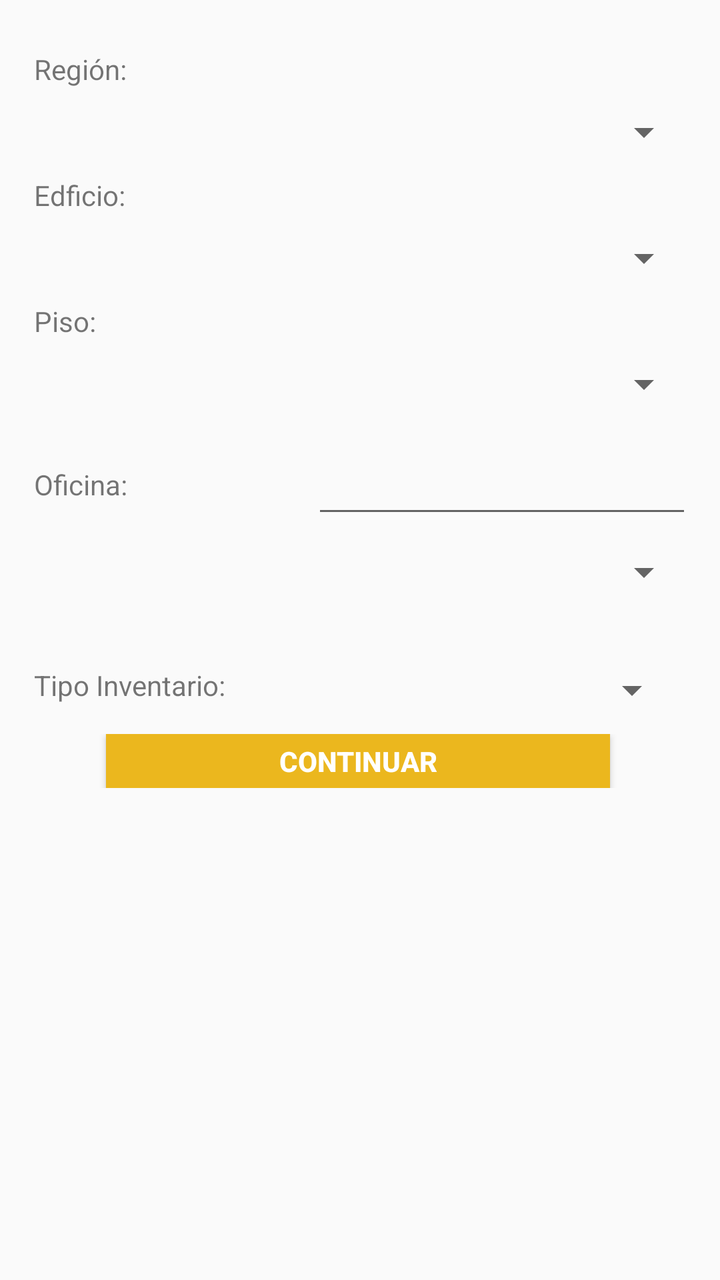
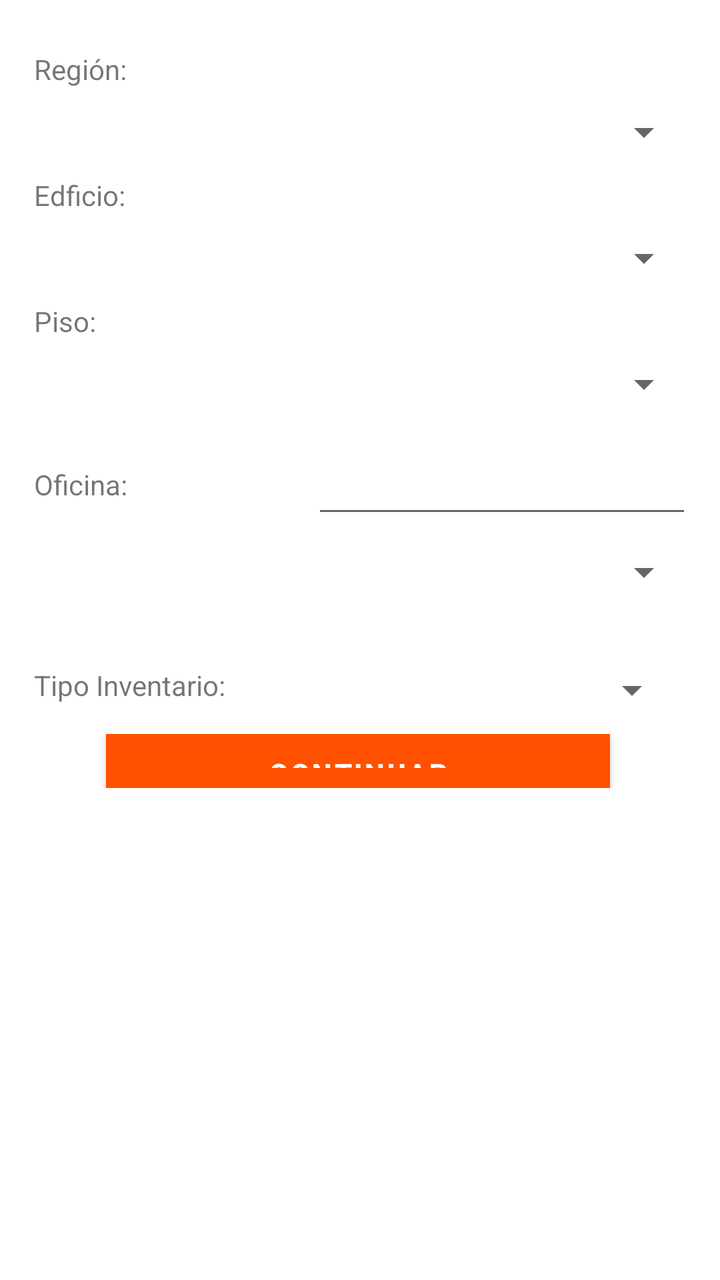

Screens rendered from an Android XML layout before and after an edit, with the pre-edit source and the edit as a unified diff.
<!-- AndroidManifest.xml: application theme AppTheme -->
<!-- res/layout/activity_elegir_ubicacion__toma_fisica.xml -->
<?xml version="1.0" encoding="utf-8"?>
<android.support.constraint.ConstraintLayout
    xmlns:android="http://schemas.android.com/apk/res/android"
    xmlns:app="http://schemas.android.com/apk/res-auto"
    xmlns:tools="http://schemas.android.com/tools"
    android:layout_width="match_parent"
    android:id="@+id/clActivosToma"
    android:layout_height="match_parent">

    <ScrollView
        android:id="@+id/elegirubicacion"
        android:layout_width="0dp"
        android:layout_height="match_parent"
        android:layout_marginBottom="8dp"
        app:layout_constraintBottom_toBottomOf="parent"
        app:layout_constraintEnd_toEndOf="parent"
        app:layout_constraintStart_toStartOf="parent">

        <LinearLayout
            android:layout_width="match_parent"
            android:layout_height="wrap_content"
            android:layout_marginTop="15dp"
            android:orientation="vertical">

            
            <LinearLayout
                android:id="@+id/Espacio4"
                android:layout_width="match_parent"
                android:layout_height="10dp"
                android:orientation="vertical"
                android:visibility="visible"></LinearLayout>

            <LinearLayout
                android:id="@+id/PanelTituloRazon"
                android:layout_width="match_parent"
                android:layout_height="match_parent"
                android:orientation="horizontal"
                android:visibility="visible">

                <LinearLayout
                    android:layout_width="17dp"
                    android:layout_height="match_parent"
                    android:orientation="horizontal"></LinearLayout>

                <TextView
                    android:id="@+id/lbl_compania"
                    android:layout_width="92dp"
                    android:layout_height="wrap_content"
                    android:layout_weight="1"
                    android:text="@string/compañia_actualiza" />

                <LinearLayout
                    android:layout_width="14dp"
                    android:layout_height="match_parent"
                    android:orientation="horizontal"></LinearLayout>
            </LinearLayout>

            
            <LinearLayout
                android:id="@+id/Espacio5"
                android:layout_width="match_parent"
                android:layout_height="10dp"
                android:orientation="vertical"
                android:visibility="visible"></LinearLayout>

            <LinearLayout
                android:id="@+id/PanelRazonSpinner"
                android:layout_width="match_parent"
                android:layout_height="match_parent"
                android:orientation="horizontal"
                android:visibility="visible">

                <LinearLayout
                    android:layout_width="17dp"
                    android:layout_height="match_parent"
                    android:orientation="horizontal"></LinearLayout>

                <Spinner
                    android:id="@+id/compania_toma"
                    android:layout_width="wrap_content"
                    android:layout_height="wrap_content"
                    android:layout_weight="5"
                    android:ems="10"/>

                <LinearLayout
                    android:layout_width="14dp"
                    android:layout_height="match_parent"
                    android:orientation="horizontal"></LinearLayout>
            </LinearLayout>

            
            <LinearLayout
                android:id="@+id/Espacio6"
                android:layout_width="match_parent"
                android:layout_height="10dp"
                android:orientation="vertical"
                android:visibility="visible"></LinearLayout>

            <LinearLayout
                android:id="@+id/PanelTituloEdificio"
                android:layout_width="match_parent"
                android:layout_height="match_parent"
                android:orientation="horizontal"
                android:visibility="visible">

                <LinearLayout
                    android:layout_width="17dp"
                    android:layout_height="match_parent"
                    android:orientation="horizontal"></LinearLayout>

                <TextView
                    android:id="@+id/lbl_edificio"
                    android:layout_width="92dp"
                    android:layout_height="wrap_content"
                    android:layout_weight="1"
                    android:text="@string/edificio_actualiza" />

                <LinearLayout
                    android:layout_width="14dp"
                    android:layout_height="match_parent"
                    android:orientation="horizontal"></LinearLayout>
            </LinearLayout>

            <LinearLayout
                android:id="@+id/Espacio7"
                android:layout_width="match_parent"
                android:layout_height="10dp"
                android:orientation="vertical"
                android:visibility="visible"></LinearLayout>

            <LinearLayout
                android:id="@+id/PanelEdificioSpinner"
                android:layout_width="match_parent"
                android:layout_height="match_parent"
                android:orientation="horizontal"
                android:visibility="visible">

                <LinearLayout
                    android:layout_width="17dp"
                    android:layout_height="match_parent"
                    android:orientation="horizontal"></LinearLayout>

                <Spinner
                    android:id="@+id/edificio_toma"
                    android:layout_width="wrap_content"
                    android:layout_height="wrap_content"
                    android:layout_weight="5"
                    android:ems="10"/>

                <LinearLayout
                    android:layout_width="14dp"
                    android:layout_height="match_parent"
                    android:orientation="horizontal"></LinearLayout>
            </LinearLayout>

            
            <LinearLayout
                android:id="@+id/Espacio8"
                android:layout_width="match_parent"
                android:layout_height="10dp"
                android:orientation="vertical"
                android:visibility="visible"></LinearLayout>

            <LinearLayout
                android:id="@+id/PanelTituloPiso"
                android:layout_width="match_parent"
                android:layout_height="match_parent"
                android:orientation="horizontal"
                android:visibility="visible">

                <LinearLayout
                    android:layout_width="17dp"
                    android:layout_height="match_parent"
                    android:orientation="horizontal"></LinearLayout>

                <TextView
                    android:id="@+id/lbl_piso"
                    android:layout_width="92dp"
                    android:layout_height="wrap_content"
                    android:layout_weight="1"
                    android:text="@string/piso_actualiza" />

                <LinearLayout
                    android:layout_width="14dp"
                    android:layout_height="match_parent"
                    android:orientation="horizontal"></LinearLayout>
            </LinearLayout>

            <LinearLayout
                android:id="@+id/Espacio9"
                android:layout_width="match_parent"
                android:layout_height="10dp"
                android:orientation="vertical"
                android:visibility="visible"></LinearLayout>

            <LinearLayout
                android:id="@+id/PanelPisoSpinner"
                android:layout_width="match_parent"
                android:layout_height="match_parent"
                android:orientation="horizontal"
                android:visibility="visible">

                <LinearLayout
                    android:layout_width="17dp"
                    android:layout_height="match_parent"
                    android:orientation="horizontal"></LinearLayout>

                <Spinner
                    android:id="@+id/piso_toma"
                    android:layout_width="wrap_content"
                    android:layout_height="wrap_content"
                    android:layout_weight="5"
                    android:ems="10"/>

                <LinearLayout
                    android:layout_width="14dp"
                    android:layout_height="match_parent"
                    android:orientation="horizontal"></LinearLayout>
            </LinearLayout>

            
            <LinearLayout
                android:id="@+id/Espacio10"
                android:layout_width="match_parent"
                android:layout_height="10dp"
                android:orientation="vertical"
                android:visibility="visible"></LinearLayout>

            <LinearLayout
                android:id="@+id/PanelTituloSector"
                android:layout_width="match_parent"
                android:layout_height="match_parent"
                android:orientation="horizontal"
                android:visibility="visible">

                <LinearLayout
                    android:layout_width="17dp"
                    android:layout_height="match_parent"
                    android:orientation="horizontal"></LinearLayout>

                <TextView
                    android:id="@+id/lbl_oficina"
                    android:layout_width="89dp"
                    android:layout_height="wrap_content"
                    android:layout_weight="1"
                    android:text="@string/oficina_actualiza" />
                <EditText
                    android:id="@+id/txtSectorBusquedaAS"
                    android:layout_width="190dp"
                    android:layout_height="50dp"
                    android:layout_centerVertical="true"></EditText>
                <LinearLayout
                    android:layout_width="14dp"
                    android:layout_height="match_parent"
                    android:orientation="horizontal"></LinearLayout>
            </LinearLayout>

            <LinearLayout
                android:id="@+id/Espacio11"
                android:layout_width="match_parent"
                android:layout_height="10dp"
                android:orientation="vertical"
                android:visibility="visible"></LinearLayout>

            <LinearLayout
                android:id="@+id/PanelSectorSpinner"
                android:layout_width="match_parent"
                android:layout_height="match_parent"
                android:layout_marginBottom="25dp"
                android:orientation="horizontal"
                android:visibility="visible"
                >

                <LinearLayout
                    android:layout_width="17dp"
                    android:layout_height="match_parent"
                    android:orientation="horizontal"></LinearLayout>

                <Spinner
                    android:id="@+id/oficina_toma"
                    android:layout_width="wrap_content"
                    android:layout_height="wrap_content"
                    android:layout_weight="5"
                    android:ems="10"/>

                <LinearLayout
                    android:layout_width="14dp"
                    android:layout_height="match_parent"
                    android:orientation="horizontal"></LinearLayout>
            </LinearLayout>



            
            
            <LinearLayout
                android:id="@+id/Espacio8tipoInventario"
                android:layout_width="match_parent"
                android:layout_height="10dp"
                android:orientation="vertical"
                ></LinearLayout>

            <LinearLayout
                android:id="@+id/PanelTitulotipoInventario"
                android:layout_width="match_parent"
                android:layout_height="match_parent"
                android:orientation="horizontal"
                >

                <LinearLayout
                    android:layout_width="17dp"
                    android:layout_height="match_parent"
                    android:orientation="horizontal"></LinearLayout>

                <TextView
                    android:id="@+id/lbl_tipoInventario"
                    android:layout_width="92dp"
                    android:layout_height="wrap_content"
                    android:layout_weight="1"
                    android:text="@string/tipo_inventario" />


                <Spinner
                    android:id="@+id/sp_tipoInventario"
                    android:layout_width="wrap_content"
                    android:layout_height="wrap_content"
                    android:layout_weight="5"
                    android:ems="10"/>

                <LinearLayout
                    android:layout_width="20dp"
                    android:layout_height="match_parent"
                    android:orientation="horizontal"></LinearLayout>
            </LinearLayout>
            <LinearLayout
                android:layout_marginTop="10dp"
                android:layout_width="match_parent"
                android:layout_height="match_parent"
                android:orientation="horizontal"
                >

                <LinearLayout
                    android:layout_width="53dp"
                    android:layout_height="match_parent"
                    android:orientation="horizontal"></LinearLayout>

                <Button
                    android:id="@+id/btn_continua"
                    android:layout_width="184dp"
                    android:layout_height="27dp"
                    android:layout_weight="1"
                    android:background="@color/colorPrimary"
                    android:text="@string/conti"
                    android:textColor="@android:color/background_light"
                    android:textStyle="bold" />

                <LinearLayout
                    android:layout_width="55dp"
                    android:layout_height="match_parent"
                    android:orientation="horizontal"></LinearLayout>
            </LinearLayout>
            


            <LinearLayout
                android:layout_width="match_parent"
                android:layout_height="46dp"
                android:orientation="vertical"></LinearLayout>


            
            

        </LinearLayout>
    </ScrollView>
</android.support.constraint.ConstraintLayout>
<!-- resources referenced by this layout -->
<resources>
  <color name="colorPrimary">#EBB71E</color>
  <string name="conti">Continuar</string>
  <string name="edificio_actualiza">Edficio:</string>
  <string name="oficina_actualiza">Oficina:</string>
  <string name="piso_actualiza">Piso:</string>
  <string name="tipo_inventario">Tipo Inventario:</string>
  <style name="AppTheme" parent="Base.Theme.AppCompat.Light.DarkActionBar">
          
          <item name="colorPrimary">@color/colorPrimary</item>
          <item name="colorPrimaryDark">@color/colorPrimaryDark</item>
          <item name="colorAccent">@color/colorPrimary</item>
          <item name="android:textColorPrimary">@color/colorAccent</item>
          <item name="colorControlHighlight">@color/colorAccent</item>
      </style>
  <color name="colorPrimaryDark">#CE9D0C</color>
  <color name="colorAccent">#555555</color>
</resources>

<!-- the commit's change to res/layout/activity_elegir_ubicacion__toma_fisica.xml (unified diff, before → after) -->
@@ -1,5 +1,5 @@
 <?xml version="1.0" encoding="utf-8"?>
-<android.support.constraint.ConstraintLayout
+<androidx.constraintlayout.widget.ConstraintLayout
     xmlns:android="http://schemas.android.com/apk/res/android"
     xmlns:app="http://schemas.android.com/apk/res-auto"
     xmlns:tools="http://schemas.android.com/tools"
@@ -373,4 +373,4 @@
 
         </LinearLayout>
     </ScrollView>
-</android.support.constraint.ConstraintLayout>
+</androidx.constraintlayout.widget.ConstraintLayout>
<!-- resource entries referenced after the edit -->
@@ -1,20 +1,25 @@
 <!-- resources referenced by this layout -->
 <resources>
-  <color name="colorPrimary">#EBB71E</color>
+  <color name="colorPrimary">#FF5100</color>
   <string name="conti">Continuar</string>
   <string name="edificio_actualiza">Edficio:</string>
   <string name="oficina_actualiza">Oficina:</string>
   <string name="piso_actualiza">Piso:</string>
   <string name="tipo_inventario">Tipo Inventario:</string>
-  <style name="AppTheme" parent="Base.Theme.AppCompat.Light.DarkActionBar">
+  <style name="AppTheme" parent="Theme.MaterialComponents.Light.DarkActionBar">
           
           <item name="colorPrimary">@color/colorPrimary</item>
-          <item name="colorPrimaryDark">@color/colorPrimaryDark</item>
-          <item name="colorAccent">@color/colorPrimary</item>
-          <item name="android:textColorPrimary">@color/colorAccent</item>
+          <item name="colorPrimaryVariant">@color/colorPrimaryDark</item>
+          <item name="colorSecondary">@color/colorAccent</item>
+  
+          
+          <item name="android:textColorPrimary">@color/colorPrimary</item>
           <item name="colorControlHighlight">@color/colorAccent</item>
+  
+          
+          <item name="materialButtonStyle">@style/Widget.MaterialComponents.Button</item>
       </style>
-  <color name="colorPrimaryDark">#CE9D0C</color>
+  <color name="colorPrimaryDark">#FFFFFF</color>
   <color name="colorAccent">#555555</color>
 </resources>
 
